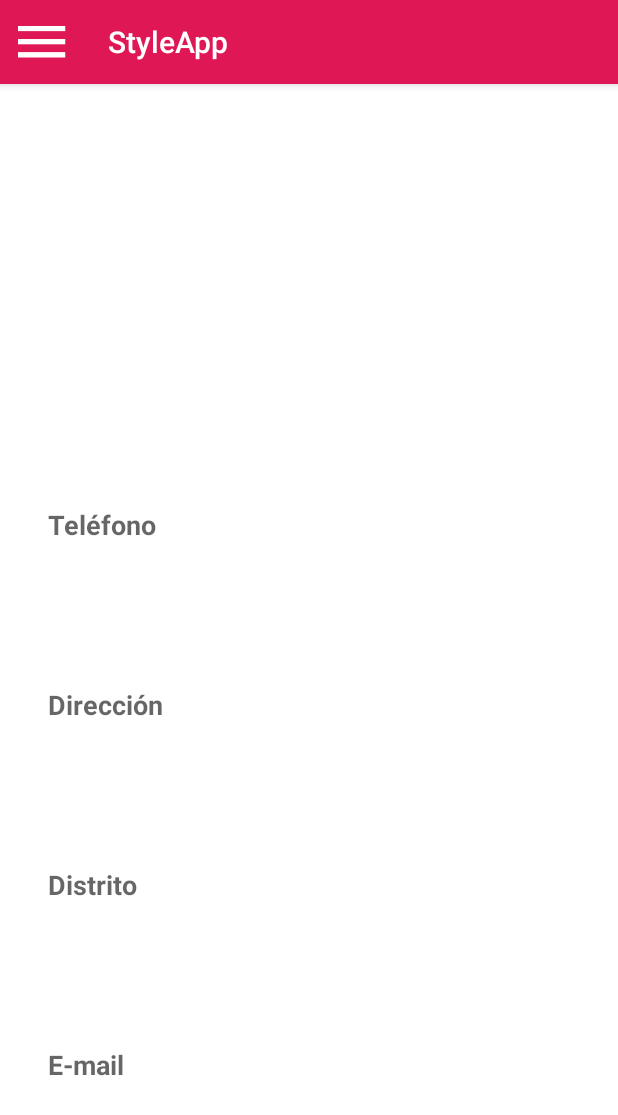
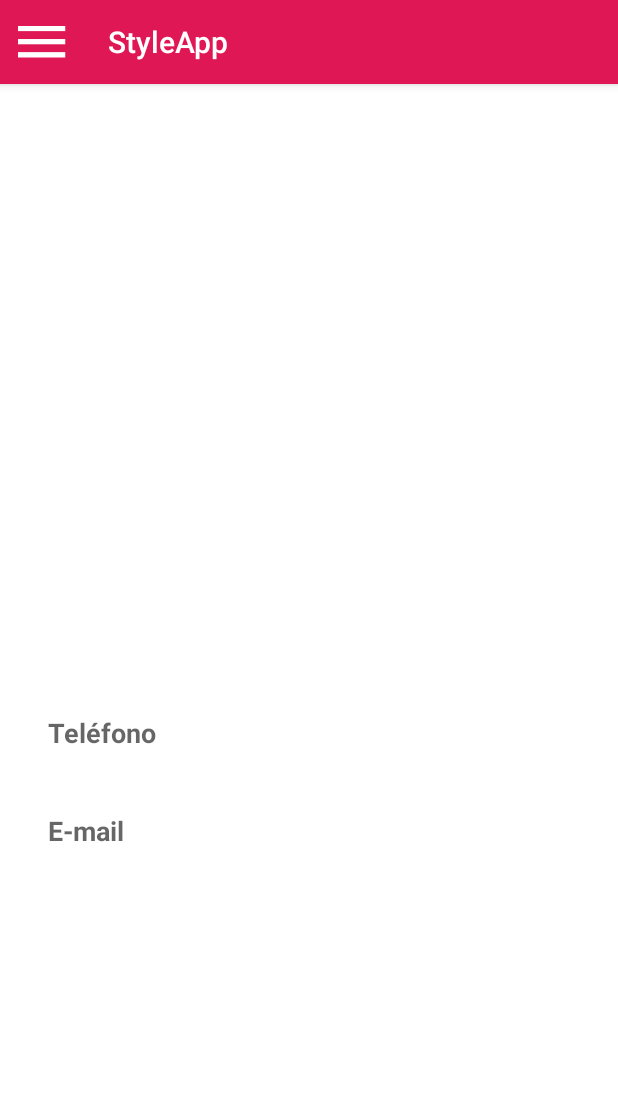
Before and after one commit to Eduardoangulo/Styleapp, an Android app: the fragment Miperfil placed in its activity, on a phone screen of 412 x 824 dp. Shown: the top 1115 px of the screen. Run offline under Robolectric (Android 15) with nearby library versions, the phone set to English and light mode, and no system bars; libraries missing offline, so code that uses them is left out: com.facebook, com.facebook.login; pictures from the network do not load; 3 statements that could not run were skipped.

Commit message:
Mi perfil new layout!

```diff
--- a/app/src/main/res/layout/miperfil.xml
+++ b/app/src/main/res/layout/miperfil.xml
@@ -8,15 +8,16 @@
     <LinearLayout
         android:layout_width="match_parent"
         android:orientation="vertical"
-        android:layout_height="match_parent">
+        android:layout_height="match_parent"
+        android:gravity="center_vertical">
 
         <ImageView
             android:id="@+id/ProfilePicture"
             android:layout_width="wrap_content"
-            android:layout_height="0dp"
-            android:layout_weight="3"
+            android:layout_height="110dp"
             android:layout_gravity="center_horizontal"
             android:layout_marginTop="16dp"
+            android:layout_marginBottom="16dp"
             android:layout_centerInParent="true"
             />
         <TextView
@@ -24,17 +25,18 @@
             android:layout_width="match_parent"
             android:layout_height="wrap_content"
             android:textSize="20sp"
+
+            android:padding="16dp"
             android:gravity="center"
-            android:layout_weight="1"
             android:textAppearance="?android:textAppearanceLarge" />
 
         <TextView
             android:layout_width="match_parent"
-            android:layout_height="0dp"
-            android:layout_weight="1"
+            android:layout_height="wrap_content"
             android:gravity="center_vertical"
             android:paddingLeft="32dp"
             android:paddingRight="32dp"
+            android:layout_marginTop="16dp"
             android:text="@string/telf"
             android:textAppearance="?android:textAppearanceMedium"
             android:textStyle="bold" />
@@ -42,8 +44,7 @@
         <TextView
             android:id="@+id/profilePhone"
             android:layout_width="match_parent"
-            android:layout_height="0dp"
-            android:layout_weight="1"
+            android:layout_height="wrap_content"
             android:paddingLeft="32dp"
             android:paddingRight="32dp"
             android:gravity="center_vertical"
@@ -51,53 +52,8 @@
 
         <TextView
             android:layout_width="match_parent"
-            android:layout_height="0dp"
-            android:layout_marginTop="8dp"
-            android:layout_weight="1"
-            android:paddingLeft="32dp"
-            android:paddingRight="32dp"
-            android:text="@string/address"
-            android:gravity="center_vertical"
-            android:textAppearance="?android:textAppearanceMedium"
-            android:textStyle="bold" />
-
-        <TextView
-            android:id="@+id/profileAddress"
-            android:layout_width="match_parent"
-            android:layout_height="0dp"
-            android:layout_weight="1"
-            android:paddingLeft="32dp"
-            android:paddingRight="32dp"
-            android:gravity="center_vertical"
-            android:textAppearance="?android:textAppearanceMedium" />
-        <TextView
-
-            android:layout_width="match_parent"
-            android:layout_height="0dp"
-            android:layout_marginTop="8dp"
-            android:layout_weight="1"
-            android:paddingLeft="32dp"
-            android:paddingRight="32dp"
-            android:text="@string/city"
-            android:gravity="center_vertical"
-            android:textAppearance="?android:textAppearanceMedium"
-            android:textStyle="bold" />
-
-        <TextView
-            android:id="@+id/profileCity"
-            android:layout_width="match_parent"
-            android:layout_height="0dp"
-            android:layout_weight="1"
-            android:paddingLeft="32dp"
-            android:paddingRight="32dp"
-            android:gravity="center_vertical"
-            android:textAppearance="?android:textAppearanceMedium" />
-
-        <TextView
-            android:layout_width="match_parent"
-            android:layout_height="0dp"
-            android:layout_marginTop="8dp"
-            android:layout_weight="1"
+            android:layout_height="wrap_content"
+            android:layout_marginTop="16dp"
             android:paddingLeft="32dp"
             android:paddingRight="32dp"
             android:text="@string/email"
@@ -108,12 +64,11 @@
         <TextView
             android:id="@+id/profileEmail"
             android:layout_width="match_parent"
-            android:layout_height="0dp"
+            android:layout_height="wrap_content"
             android:layout_marginBottom="30dp"
-            android:layout_weight="1"
+            android:gravity="center_vertical"
             android:paddingLeft="32dp"
             android:paddingRight="32dp"
-            android:gravity="center_vertical"
             android:textAppearance="?android:textAppearanceMedium" />
 
     </LinearLayout>
```
